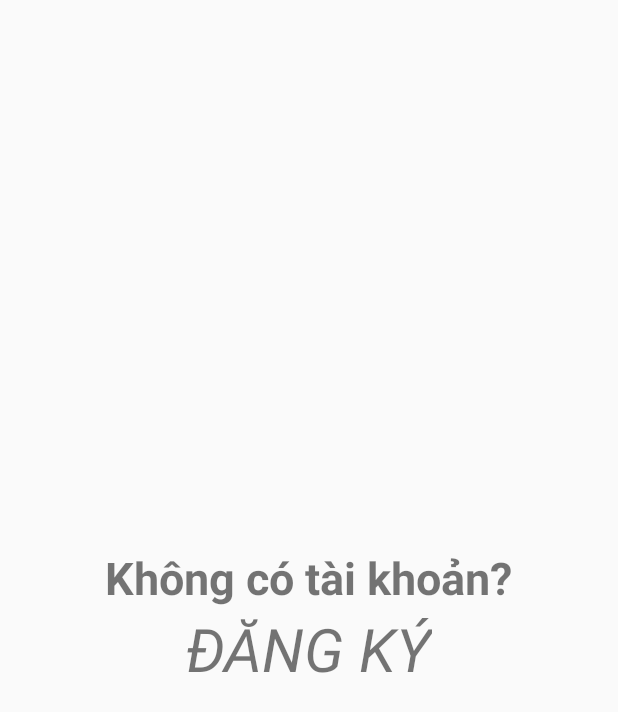
After one commit to slucis7593/app-taxi-vec, an Android app: the fragment RegisterFragment placed in its activity, on a phone screen of 412 x 824 dp. The commit adds this screen. Shown: the top 712 px of the screen. Run offline under Robolectric (Android 15) with nearby library versions, the phone set to English and light mode, and no system bars; Roboto replaces fonts that are not available here; 1 statement that could not run was skipped.

Commit message:
Importing Calligarphy lib for custom font. Refactoring code

```diff
--- a/app/build.gradle
+++ b/app/build.gradle
@@ -20,6 +20,7 @@ android {
 }
 
 dependencies {
-    compile fileTree(dir: 'libs', include: ['*.jar'])
+    compile fileTree(include: ['*.jar'], dir: 'libs')
     compile 'com.android.support:appcompat-v7:22.2.1'
+    compile 'uk.co.chrisjenx:calligraphy:2.1.0'
 }
--- a/app/src/main/java/com/vec/android/apptaxi/LoginFragment.java
+++ b/app/src/main/java/com/vec/android/apptaxi/LoginFragment.java
@@ -1,13 +1,10 @@
 package com.vec.android.apptaxi;
 
 import android.content.Context;
-import android.content.res.Resources;
+import android.content.Intent;
 import android.os.Bundle;
 import android.support.annotation.Nullable;
 import android.support.v4.app.Fragment;
-import android.text.SpannableString;
-import android.text.method.LinkMovementMethod;
-import android.text.style.ClickableSpan;
 import android.util.Log;
 import android.view.LayoutInflater;
 import android.view.View;
@@ -30,19 +27,18 @@ public class LoginFragment extends Fragment {
         View v = inflater.inflate(R.layout.fragment_login, container, false);
 
         Context c = getActivity().getApplicationContext();
-        Resources r = getResources();
 
         TextView tvTitleLogin = (TextView) v.findViewById(R.id.tvTitleLogin_login);
-        CustomFontHelper.setCustomFont(tvTitleLogin, CustomFontHelper.FONT_VL_AMPLE_MEDIUM, c);
+        FontUtils.setCustomFont(tvTitleLogin, FontUtils.FONT_VL_AMPLE_MEDIUM, c);
 
         EditText etAccount = (EditText) v.findViewById(R.id.etAccount_login);
-        CustomFontHelper.setCustomFont(etAccount, CustomFontHelper.FONT_VL_AMPLE_REGULAR, c);
+        FontUtils.setCustomFont(etAccount, FontUtils.FONT_VL_AMPLE_REGULAR, c);
 
         EditText etPassword = (EditText) v.findViewById(R.id.etPassword_login);
-        CustomFontHelper.setCustomFont(etPassword, CustomFontHelper.FONT_VL_AMPLE_REGULAR, c);
+        FontUtils.setCustomFont(etPassword, FontUtils.FONT_VL_AMPLE_REGULAR, c);
 
         Button btnSignIn = (Button) v.findViewById(R.id.btnSignIn_login);
-        CustomFontHelper.setCustomFont(btnSignIn, CustomFontHelper.FONT_VL_AMPLE_MEDIUM, c);
+        FontUtils.setCustomFont(btnSignIn, FontUtils.FONT_VL_AMPLE_MEDIUM, c);
         btnSignIn.setOnClickListener(new View.OnClickListener() {
             @Override
             public void onClick(View v) {
@@ -51,7 +47,7 @@ public class LoginFragment extends Fragment {
         });
 
         TextView tvOr = (TextView) v.findViewById(R.id.tvOr_login);
-        CustomFontHelper.setCustomFont(tvOr, CustomFontHelper.FONT_VL_AMPLE_REGULAR, c);
+        FontUtils.setCustomFont(tvOr, FontUtils.FONT_VL_AMPLE_REGULAR, c);
 
         ImageButton btnFacebook = (ImageButton) v.findViewById(R.id.btnFacebook_login);
         btnFacebook.setOnClickListener(new View.OnClickListener() {
@@ -62,14 +58,17 @@ public class LoginFragment extends Fragment {
         });
 
         TextView tvNoAccount = (TextView) v.findViewById(R.id.tvNoAccount_login);
-        CustomFontHelper.setCustomFont(tvNoAccount, CustomFontHelper.FONT_HELVETICA_NEUE, c);
+        FontUtils.setCustomFont(tvNoAccount, FontUtils.FONT_HELVETICA_NEUE, c);
 
         TextView tvSignUp = (TextView) v.findViewById(R.id.tvSignUp_login);
-        CustomFontHelper.setCustomFont(tvSignUp, CustomFontHelper.FONT_MYRIAD_PRO_REGULAR, c);
+        FontUtils.setCustomFont(tvSignUp, FontUtils.FONT_MYRIAD_PRO_REGULAR, c);
         tvSignUp.setOnClickListener(new View.OnClickListener() {
             @Override
             public void onClick(View v) {
                 Log.d(TAG, "Sign Up Text View Clicked");
+
+                Intent i = new Intent(getActivity(), RegisterActivity.class);
+                startActivity(i);
             }
         });
 
--- /dev/null
+++ b/app/src/main/java/com/vec/android/apptaxi/RegisterFragment.java
@@ -0,0 +1,21 @@
+package com.vec.android.apptaxi;
+
+import android.os.Bundle;
+import android.support.annotation.Nullable;
+import android.support.v4.app.Fragment;
+import android.view.LayoutInflater;
+import android.view.View;
+import android.view.ViewGroup;
+
+/**
+ * Created by vuduc on 8/24/15.
+ */
+public class RegisterFragment extends Fragment {
+    @Nullable
+    @Override
+    public View onCreateView(LayoutInflater inflater, ViewGroup container, Bundle savedInstanceState) {
+        View v = inflater.inflate(R.layout.fragment_register, container, false);
+
+        return v;
+    }
+}
--- /dev/null
+++ b/app/src/main/res/layout/fragment_register.xml
@@ -0,0 +1,32 @@
+<?xml version="1.0" encoding="utf-8"?>
+<ScrollView xmlns:android="http://schemas.android.com/apk/res/android"
+            xmlns:tools="http://schemas.android.com/tools"
+            android:layout_width="match_parent"
+            android:layout_height="match_parent"
+            android:fillViewport="true">
+
+    <LinearLayout
+        android:layout_width="match_parent"
+        android:layout_height="wrap_content"
+        android:gravity="center"
+        android:orientation="vertical"
+        tools:ignore="MissingPrefix">
+
+        <TextView
+            android:layout_width="wrap_content"
+            android:layout_height="wrap_content"
+            android:text="@string/khong_co_tai_khoan"
+            android:textSize="30sp"
+            android:textStyle="bold"/>
+
+        <TextView
+            android:layout_width="wrap_content"
+            android:layout_height="wrap_content"
+            fontPath="fonts/HelveticaNeue.otf"
+            android:text="@string/dang_ky"
+            android:textSize="40sp"
+            android:textStyle="italic"/>
+
+    </LinearLayout>
+
+</ScrollView>
--- /dev/null
+++ b/app/src/main/res/values/attrs.xml
@@ -0,0 +1,4 @@
+<?xml version="1.0" encoding="utf-8"?>
+<resources>
+
+</resources>
```
Also changed, not shown: app/src/main/AndroidManifest.xml (+14 -7 lines), app/src/main/java/com/vec/android/apptaxi/CalligraphyApplication.java (added, +21 -0 lines), app/src/main/java/com/vec/android/apptaxi/CalligraphyFragmentActivity.java (added, +16 -0 lines), app/src/main/java/com/vec/android/apptaxi/FontUtils.java (renamed from app/src/main/java/com/vec/android/apptaxi/CustomFontHelper.java, +3 -7 lines), app/src/main/java/com/vec/android/apptaxi/RegisterActivity.java (added, +13 -0 lines), app/src/main/assets/fonts/VL_Ample-Bold.otf (renamed from app/src/main/assets/fonts/VL_Ample-Medium.otf), 3 other files.
